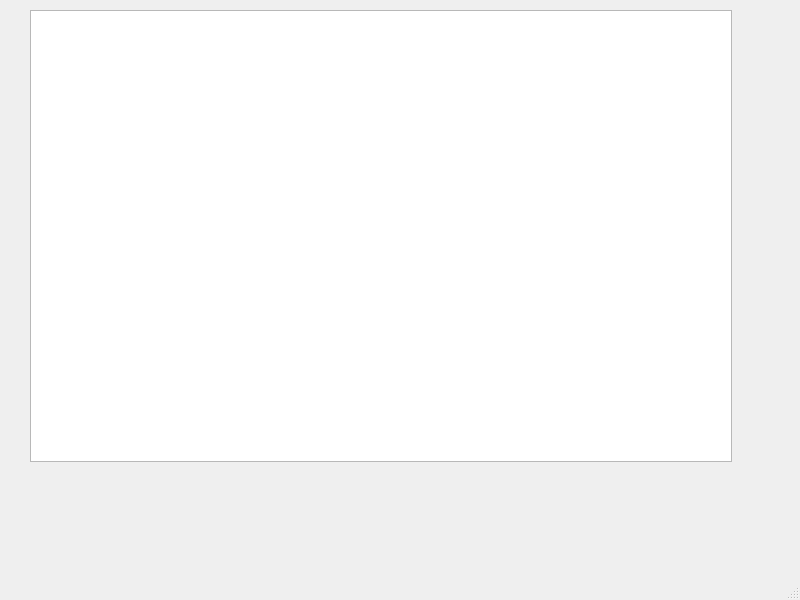
Above: mainwindow.ui from josegomez13/ProyectoFinal before the change. Below: the same form after it.
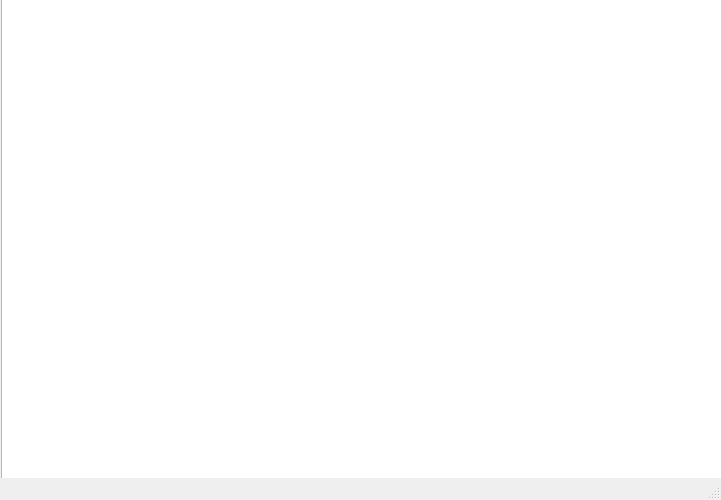
That is the form after the change.

```diff
--- a/mainwindow.ui
+++ b/mainwindow.ui
@@ -6,10 +6,22 @@
    <rect>
     <x>0</x>
     <y>0</y>
-    <width>800</width>
-    <height>600</height>
+    <width>721</width>
+    <height>500</height>
    </rect>
   </property>
+  <property name="minimumSize">
+   <size>
+    <width>720</width>
+    <height>420</height>
+   </size>
+  </property>
+  <property name="maximumSize">
+   <size>
+    <width>800</width>
+    <height>500</height>
+   </size>
+  </property>
   <property name="windowTitle">
    <string>MainWindow</string>
   </property>
@@ -17,12 +29,18 @@
    <widget class="QGraphicsView" name="graphicsView">
     <property name="geometry">
      <rect>
-      <x>30</x>
-      <y>10</y>
-      <width>702</width>
-      <height>452</height>
+      <x>1</x>
+      <y>-9</y>
+      <width>721</width>
+      <height>521</height>
      </rect>
     </property>
+    <property name="minimumSize">
+     <size>
+      <width>0</width>
+      <height>0</height>
+     </size>
+    </property>
    </widget>
   </widget>
   <widget class="QMenuBar" name="menubar">
```
Left out of the diff: 2 changed lines with no effect on the pictures.
